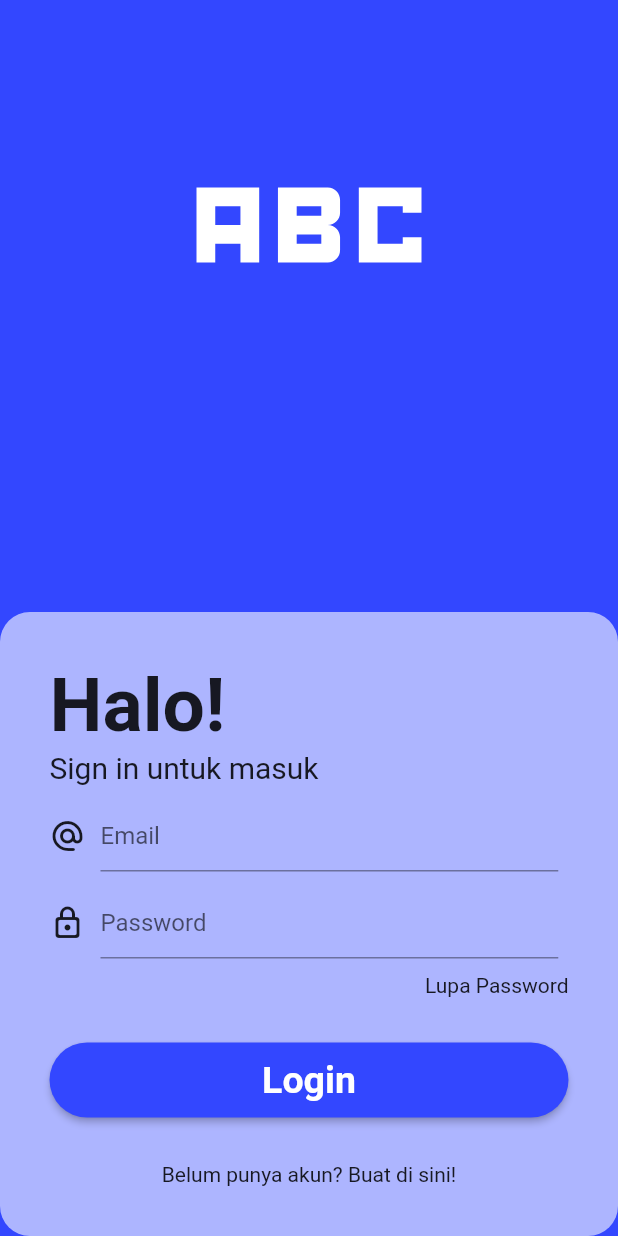
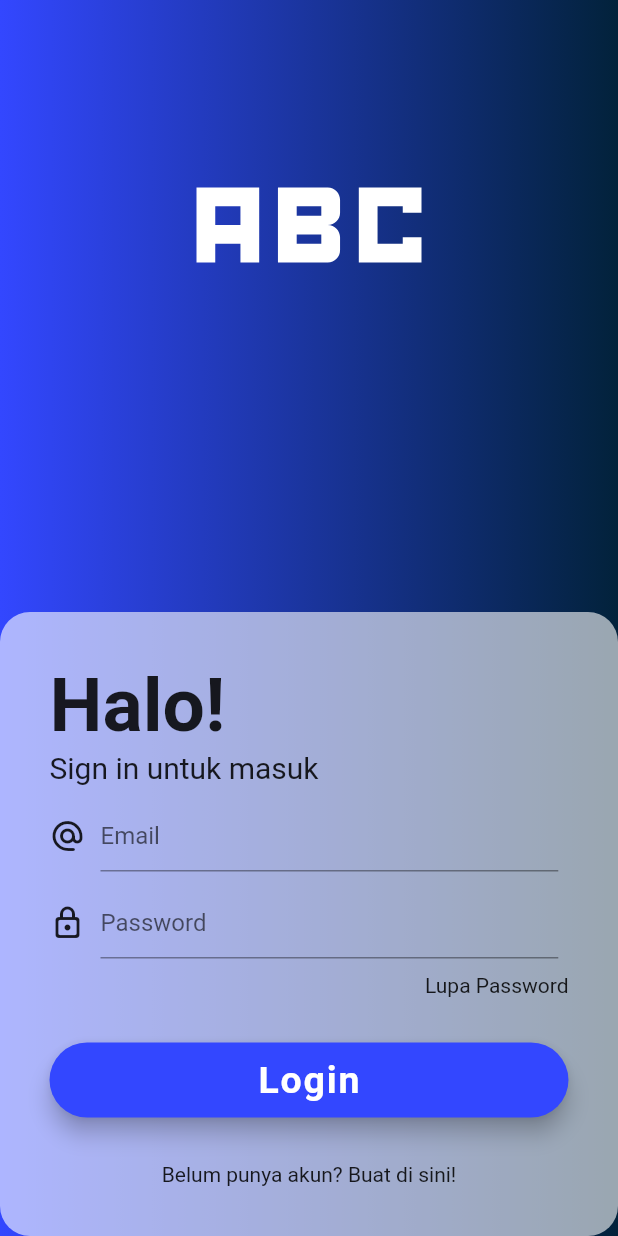
Before and after one commit to Kofrom506/brain_sells_flutter, a Flutter app: the screen it shows after launch, on a phone screen of 412 x 824 dp. Run offline on Flutter 3.47's test engine with Material 2 defaults, Android fonts, the phone set to English and light mode, and no system bars; our stand-ins replace carousel_slider, font_awesome_flutter.

Commit message:
update gradient login

```diff
--- a/lib/decoration/configs.dart
+++ b/lib/decoration/configs.dart
@@ -4,8 +4,15 @@ class Configs {
   static String appName = "Brain Sells";
   //Colors for theme
 
-  static const primaryColor = Color.fromRGBO(238, 47, 105, 1);
-  static const secondaryColor = Color.fromRGBO(51, 71, 255, 1);
+
+  static const primaryColor1 = Color.fromRGBO(239, 57, 112, 1);
+  static const primaryColor2 = Color.fromRGBO(238, 47, 105, 1);
+  static const primaryColor3 = Color.fromRGBO(246, 142, 175, 1);
+  static const primaryColor4 = Color.fromRGBO(255, 238, 219, 1);
+
+  static const secondaryColor1 = Color.fromRGBO(51, 71, 255, 1);
+  static const secondaryColor2 = Color.fromRGBO(2, 34, 59, 1);
+
 
   static const paradisePink = Color.fromRGBO(238, 47, 105, 1);
   static const blueRYB = Color.fromRGBO(51, 71, 255, 1);
--- a/lib/screens/login/login_page.dart
+++ b/lib/screens/login/login_page.dart
@@ -19,7 +19,8 @@ class _LoginPageState extends State<LoginPage> {
   // double height = MediaQuery.of(context).size.height;
   Widget build(BuildContext context) {
     return Container(
-      color: Configs.blueRYB,
+      decoration: BoxDecoration(gradient: LinearGradient(colors: [Configs.secondaryColor1,Configs.secondaryColor2])),
+
       child: Column(
 
         // crossAxisAlignment: CrossAxisAlignment.center,
--- a/lib/widget/long_press_button.dart
+++ b/lib/widget/long_press_button.dart
@@ -22,9 +22,10 @@ class LongRaisedButton extends StatelessWidget {
   Widget build(BuildContext context) {
     return Container(
       width: MediaQuery.of(context).size.width / dividedBy,
-      child: RaisedButton(
+      child: FloatingActionButton(
+        backgroundColor: color,
         shape: Configs.largeRoundedRectangleBorder(),
-        color: color,
+        // color: color,
         onPressed: disabled ? null : onPressed,
         child: child,
       ),
```
Also changed, not shown: pubspec.lock.
